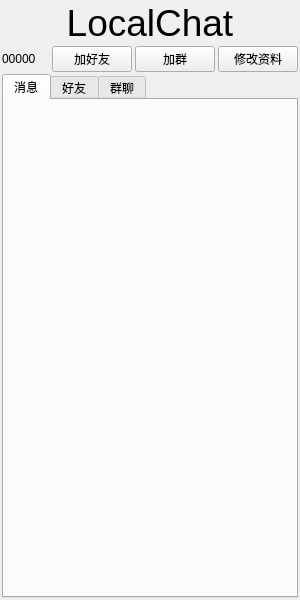
Before: the Qt Designer form ChatClient/widget.ui in chfyjy/LocalChat, drawn with Qt 5.
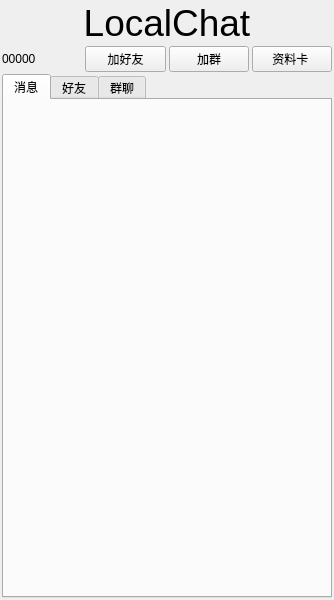
After: the same form once the commit is applied.

The edit to the form file:
```diff
--- a/ChatClient/widget.ui
+++ b/ChatClient/widget.ui
@@ -6,7 +6,7 @@
    <rect>
     <x>0</x>
     <y>0</y>
-    <width>300</width>
+    <width>334</width>
     <height>600</height>
    </rect>
   </property>
@@ -73,7 +73,7 @@
      <item>
       <widget class="QPushButton" name="ChangeInfoPBtn">
        <property name="text">
-        <string>修改资料</string>
+        <string>资料卡 </string>
        </property>
       </widget>
      </item>
```
